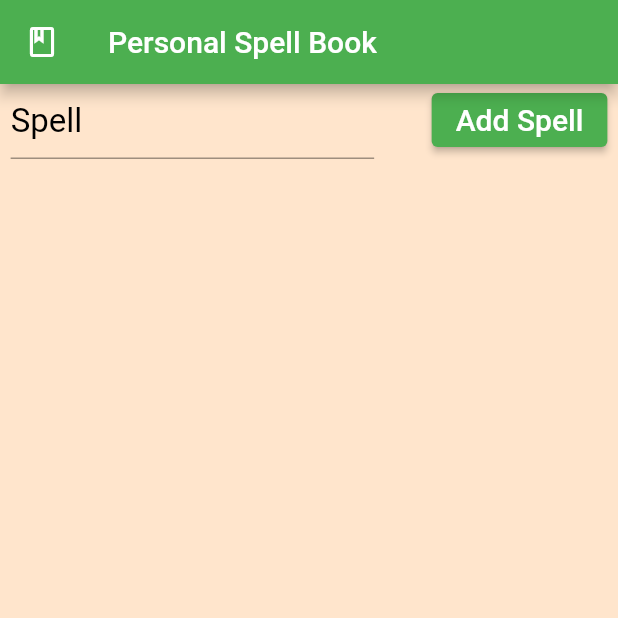
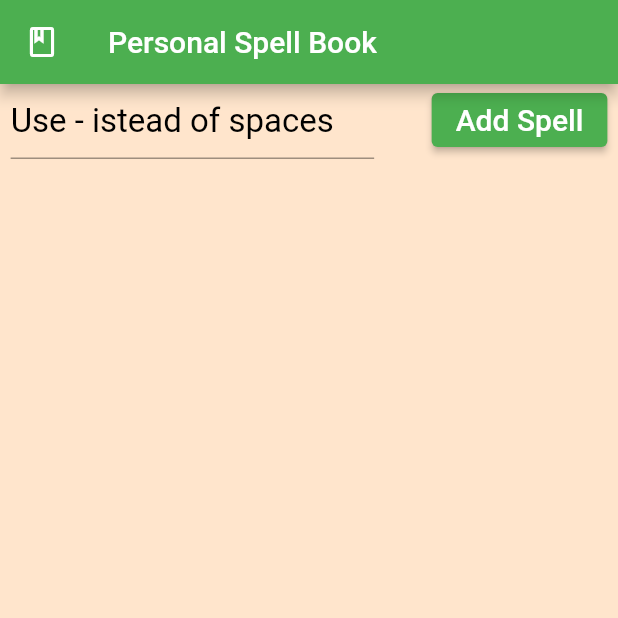
Before and after one commit to ChrisPolingo/final_personal_spellbook, a Flutter app: the screen it shows after launch, on a phone screen of 412 x 824 dp, the top half of it. Run offline on Flutter 3.47's test engine with Material 2 defaults, Android fonts, the phone set to English and light mode, and no system bars.

Commit message:
Added comments that describe the added methods.

```diff
--- a/lib/dnd_spell.dart
+++ b/lib/dnd_spell.dart
@@ -95,6 +95,7 @@ class DnDSpell {
     "url": url,
   };
 
+  // A get method that only gets the higher level rules if they exists, prevents issues with null values.
   String getHigherLevel() {
     //Error checks if there is no higher level conditions for the spell
     if (higherLevel.isEmpty) {
@@ -104,6 +105,7 @@ class DnDSpell {
     }
   }
 
+  // Gets all the entries in the desc array list, adds all of them into one string, and returns it to the user.
   String getFullDesc() {
     String fullDesc = "";
     for (int i = 0; i < desc.length; i++) {
--- a/lib/main.dart
+++ b/lib/main.dart
@@ -26,6 +26,7 @@ class MyApp extends StatelessWidget {
   }
 }
 
+// Allows the app to take in inputs from a touch screen and a mouse, enables use on both phones and web browsers.
 class AppScrollBehavior extends MaterialScrollBehavior {
   @override
   Set<PointerDeviceKind> get dragDevices => {
@@ -56,6 +57,8 @@ class _MyHomePageState extends State<MyHomePage> {
 
   }
 
+  // This is what gets the information from the API, taking a String input, which will be the name that is applied to the URL.
+  // Returns a DnDSpell object
   Future<DnDSpell> getDnDSpell(String name) async {
     Uri url = Uri.parse("https://www.dnd5eapi.co/api/spells/" + name);
     print("getDnDSpell() about to get data");
@@ -68,6 +71,8 @@ class _MyHomePageState extends State<MyHomePage> {
     }
   }
 
+  // Creates and returns the ListTile that displays the spell to the user.
+  // Takes in an Integer, being the index that the user is on.
   ListTile selectedSpell(int index) {
     return ListTile(
       title: Text(mySpells[index].name, style: TextStyle(fontSize: 32), textAlign: TextAlign.center,),
@@ -103,6 +108,7 @@ class _MyHomePageState extends State<MyHomePage> {
     );
   }
 
+  // This is the TextField that the user enters the spell they want to search
   Widget spellTextField() {
     return SizedBox(
       width: MediaQuery.of(context).size.width/1.7,
@@ -110,13 +116,15 @@ class _MyHomePageState extends State<MyHomePage> {
         controller: _newSpellTextField,
         style: TextStyle(fontSize: 22, color: Colors.black),
         decoration: InputDecoration(
-          hintText: "Spell",
+          hintText: "Use - istead of spaces",
           hintStyle: TextStyle(fontSize: 22, color: Colors.black),
         ),
       ),
     );
   }
 
+  // The button that the user clicks to add the spell.
+  // Calls the getDnDSpell() method
   Widget addSpellBtn() {
     return SizedBox(
       child: ElevatedButton(
```
